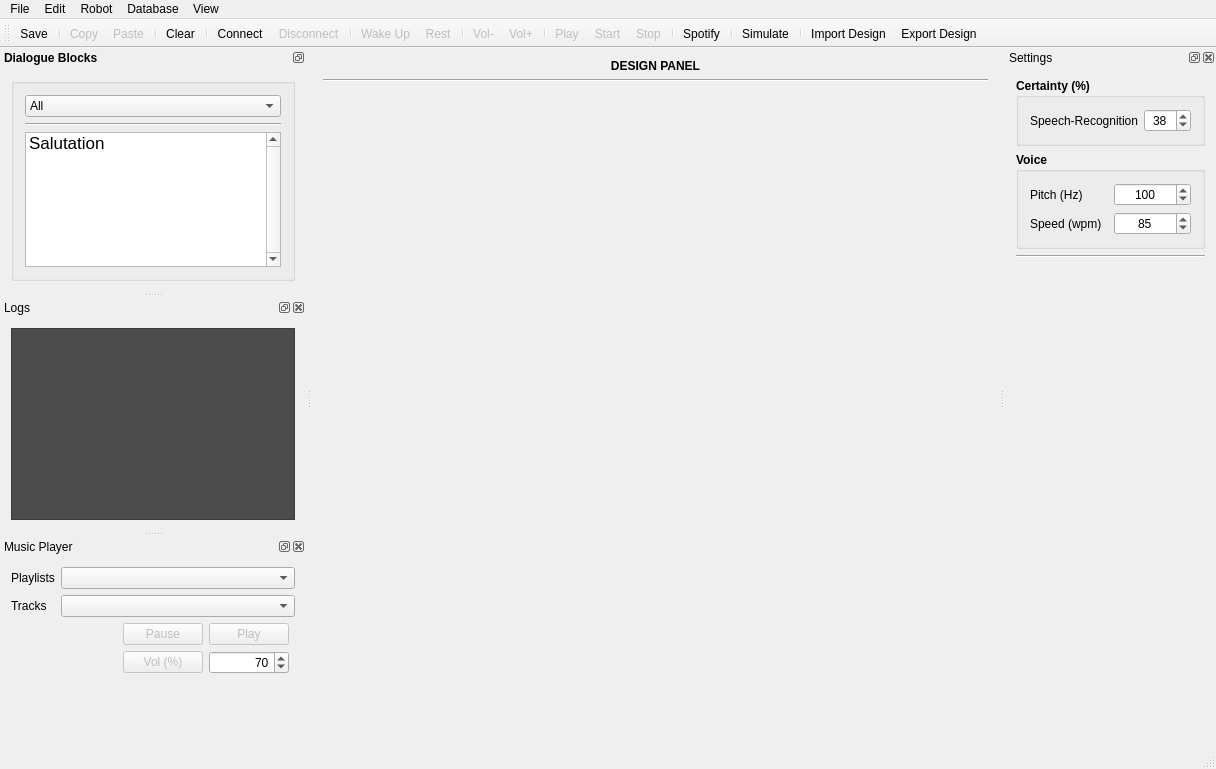
Before: the Qt Designer form interaction_manager/ui/dialogmainwindow.ui in ES-TUDelft/interaction-design-tool-ir, drawn with Qt 5.
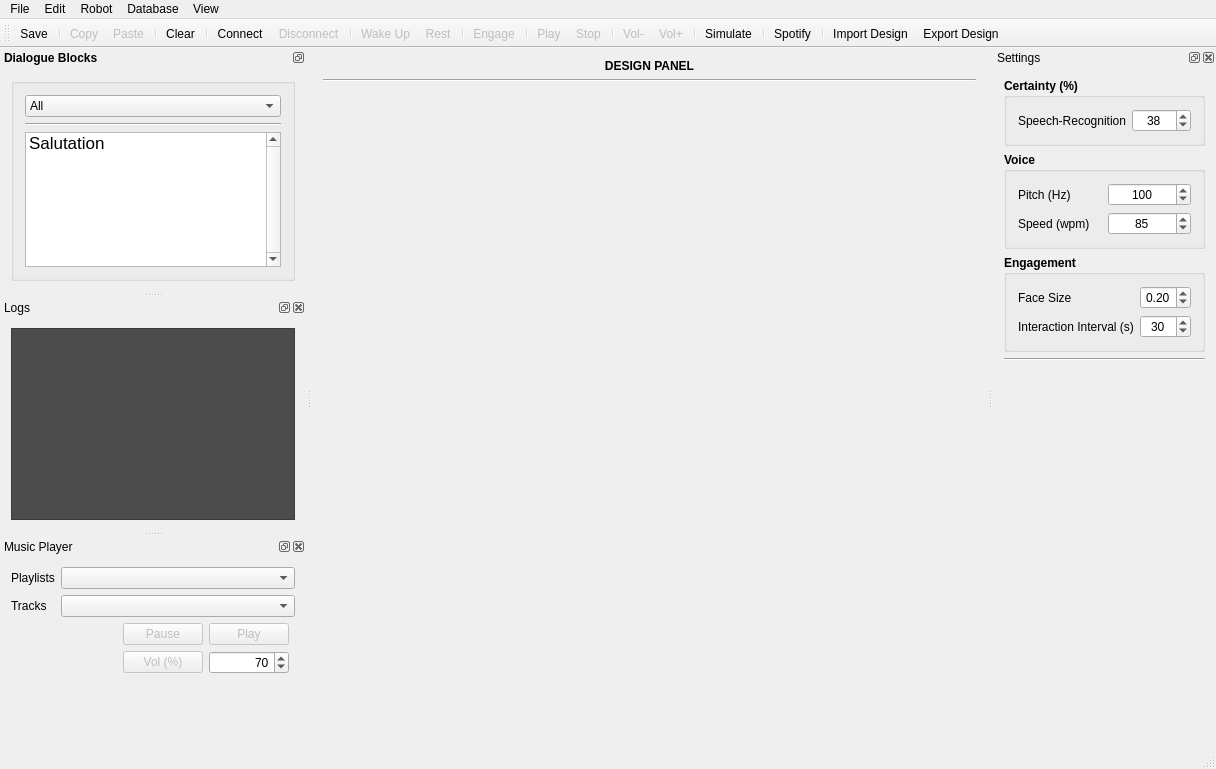
After: the same form once the commit is applied. Icons and pictures are not drawn.

Commit message: Engagement and Face tracker - cont'd

```diff
--- a/interaction_manager/ui/dialogmainwindow.ui
+++ b/interaction_manager/ui/dialogmainwindow.ui
@@ -134,6 +134,8 @@
     <addaction name="actionMenuPause"/>
     <addaction name="actionMenuStop"/>
     <addaction name="separator"/>
+    <addaction name="actionMenuEngage"/>
+    <addaction name="separator"/>
     <addaction name="actionMenuSimulate"/>
     <addaction name="separator"/>
     <addaction name="actionMenuEnableMoving"/>
@@ -197,17 +199,18 @@
    <addaction name="actionMenuWakeUp"/>
    <addaction name="actionMenuRest"/>
    <addaction name="separator"/>
-   <addaction name="actionMenuVolumeDown"/>
-   <addaction name="actionMenuVolumeUp"/>
+   <addaction name="actionMenuEngage"/>
    <addaction name="separator"/>
    <addaction name="actionMenuPlay"/>
-   <addaction name="actionMenuStart"/>
    <addaction name="actionMenuStop"/>
    <addaction name="separator"/>
-   <addaction name="actionMenuMusic"/>
+   <addaction name="actionMenuVolumeDown"/>
+   <addaction name="actionMenuVolumeUp"/>
    <addaction name="separator"/>
    <addaction name="actionMenuSimulate"/>
    <addaction name="separator"/>
+   <addaction name="actionMenuMusic"/>
+   <addaction name="separator"/>
    <addaction name="actionMenuImportBlocks"/>
    <addaction name="actionMenuExportBlocks"/>
   </widget>
@@ -576,80 +579,6 @@
     <layout class="QGridLayout" name="gridLayout_4">
      <item row="0" column="0">
       <layout class="QGridLayout" name="gridLayout">
-       <item row="0" column="0" colspan="2">
-        <widget class="QGroupBox" name="certaintyGroupBox">
-         <property name="font">
-          <font>
-           <weight>75</weight>
-           <bold>true</bold>
-          </font>
-         </property>
-         <property name="title">
-          <string>Certainty (%)</string>
-         </property>
-         <layout class="QGridLayout" name="gridLayout_6">
-          <item row="0" column="0">
-           <layout class="QGridLayout" name="gridLayout_5">
-            <item row="0" column="1">
-             <widget class="QSpinBox" name="speechCertaintySpinBox">
-              <property name="font">
-               <font>
-                <weight>50</weight>
-                <bold>false</bold>
-               </font>
-              </property>
-              <property name="alignment">
-               <set>Qt::AlignCenter</set>
-              </property>
-              <property name="minimum">
-               <number>1</number>
-              </property>
-              <property name="maximum">
-               <number>100</number>
-              </property>
-              <property name="value">
-               <number>38</number>
-              </property>
-             </widget>
-            </item>
-            <item row="0" column="0">
-             <widget class="QLabel" name="label_2">
-              <property name="font">
-               <font>
-                <weight>50</weight>
-                <bold>false</bold>
-               </font>
-              </property>
-              <property name="text">
-               <string>Speech-Recognition</string>
-              </property>
-             </widget>
-            </item>
-           </layout>
-          </item>
-         </layout>
-        </widget>
-       </item>
-       <item row="2" column="0" colspan="2">
-        <widget class="Line" name="line_2">
-         <property name="orientation">
-          <enum>Qt::Horizontal</enum>
-         </property>
-        </widget>
-       </item>
-       <item row="3" column="1">
-        <spacer name="verticalSpacer">
-         <property name="orientation">
-          <enum>Qt::Vertical</enum>
-         </property>
-         <property name="sizeHint" stdset="0">
-          <size>
-           <width>20</width>
-           <height>40</height>
-          </size>
-         </property>
-        </spacer>
-       </item>
        <item row="1" column="0" colspan="2">
         <widget class="QGroupBox" name="voiceGroupBox">
          <property name="font">
@@ -745,6 +674,172 @@
          </layout>
         </widget>
        </item>
+       <item row="0" column="0" colspan="2">
+        <widget class="QGroupBox" name="certaintyGroupBox">
+         <property name="font">
+          <font>
+           <weight>75</weight>
+           <bold>true</bold>
+          </font>
+         </property>
+         <property name="title">
+          <string>Certainty (%)</string>
+         </property>
+         <layout class="QGridLayout" name="gridLayout_6">
+          <item row="0" column="0">
+           <layout class="QGridLayout" name="gridLayout_5">
+            <item row="0" column="1">
+             <widget class="QSpinBox" name="speechCertaintySpinBox">
+              <property name="font">
+               <font>
+                <weight>50</weight>
+                <bold>false</bold>
+               </font>
+              </property>
+              <property name="alignment">
+               <set>Qt::AlignCenter</set>
+              </property>
+              <property name="minimum">
+               <number>1</number>
+              </property>
+              <property name="maximum">
+               <number>100</number>
+              </property>
+              <property name="value">
+               <number>38</number>
+              </property>
+             </widget>
+            </item>
+            <item row="0" column="0">
+             <widget class="QLabel" name="label_2">
+              <property name="font">
+               <font>
+                <weight>50</weight>
+                <bold>false</bold>
+               </font>
+              </property>
+              <property name="text">
+               <string>Speech-Recognition</string>
+              </property>
+             </widget>
+            </item>
+           </layout>
+          </item>
+         </layout>
+        </widget>
+       </item>
+       <item row="5" column="1">
+        <spacer name="verticalSpacer">
+         <property name="orientation">
+          <enum>Qt::Vertical</enum>
+         </property>
+         <property name="sizeHint" stdset="0">
+          <size>
+           <width>20</width>
+           <height>40</height>
+          </size>
+         </property>
+        </spacer>
+       </item>
+       <item row="4" column="0" colspan="2">
+        <widget class="Line" name="line_2">
+         <property name="orientation">
+          <enum>Qt::Horizontal</enum>
+         </property>
+        </widget>
+       </item>
+       <item row="3" column="0" colspan="2">
+        <widget class="QGroupBox" name="engagementGroupBox">
+         <property name="font">
+          <font>
+           <weight>75</weight>
+           <bold>true</bold>
+          </font>
+         </property>
+         <property name="title">
+          <string>Engagement</string>
+         </property>
+         <layout class="QGridLayout" name="gridLayout_14">
+          <item row="0" column="0">
+           <layout class="QGridLayout" name="gridLayout_15">
+            <item row="0" column="0">
+             <widget class="QLabel" name="label_6">
+              <property name="font">
+               <font>
+                <weight>50</weight>
+                <bold>false</bold>
+               </font>
+              </property>
+              <property name="text">
+               <string>Face Size</string>
+              </property>
+             </widget>
+            </item>
+            <item row="1" column="0">
+             <widget class="QLabel" name="label_7">
+              <property name="font">
+               <font>
+                <weight>50</weight>
+                <bold>false</bold>
+               </font>
+              </property>
+              <property name="text">
+               <string>Interaction Interval (s)</string>
+              </property>
+             </widget>
+            </item>
+            <item row="1" column="1">
+             <widget class="QSpinBox" name="interactionIntervalSpinBox">
+              <property name="font">
+               <font>
+                <weight>50</weight>
+                <bold>false</bold>
+               </font>
+              </property>
+              <property name="alignment">
+               <set>Qt::AlignCenter</set>
+              </property>
+              <property name="minimum">
+               <number>1</number>
+              </property>
+              <property name="maximum">
+               <number>200</number>
+              </property>
+              <property name="singleStep">
+               <number>5</number>
+              </property>
+              <property name="value">
+               <number>30</number>
+              </property>
+             </widget>
+            </item>
+            <item row="0" column="1">
+             <widget class="QDoubleSpinBox" name="faceSizeDoubleSpinBox">
+              <property name="font">
+               <font>
+                <weight>50</weight>
+                <bold>false</bold>
+               </font>
+              </property>
+              <property name="alignment">
+               <set>Qt::AlignCenter</set>
+              </property>
+              <property name="maximum">
+               <double>1.000000000000000</double>
+              </property>
+              <property name="singleStep">
+               <double>0.050000000000000</double>
+              </property>
+              <property name="value">
+               <double>0.200000000000000</double>
+              </property>
+             </widget>
+            </item>
+           </layout>
+          </item>
+         </layout>
+        </widget>
+       </item>
       </layout>
      </item>
     </layout>
@@ -1179,7 +1274,7 @@
     <string>Settings Panel</string>
    </property>
   </action>
-  <action name="actionMenuStart">
+  <action name="actionMenuEngage">
    <property name="checkable">
     <bool>false</bool>
    </property>
@@ -1188,10 +1283,13 @@
    </property>
    <property name="icon">
     <iconset resource="hre_resources/resources.qrc">
-     <normaloff>:/hreresources/icons/eyeon.png</normaloff>:/hreresources/icons/eyeon.png</iconset>
+     <normaloff>:/hreresources/icons/smiley.png</normaloff>:/hreresources/icons/smiley.png</iconset>
    </property>
    <property name="text">
-    <string>Start</string>
+    <string>Engage</string>
+   </property>
+   <property name="toolTip">
+    <string>Engage</string>
    </property>
   </action>
  </widget>
```
The commit also changes 13 other files.
